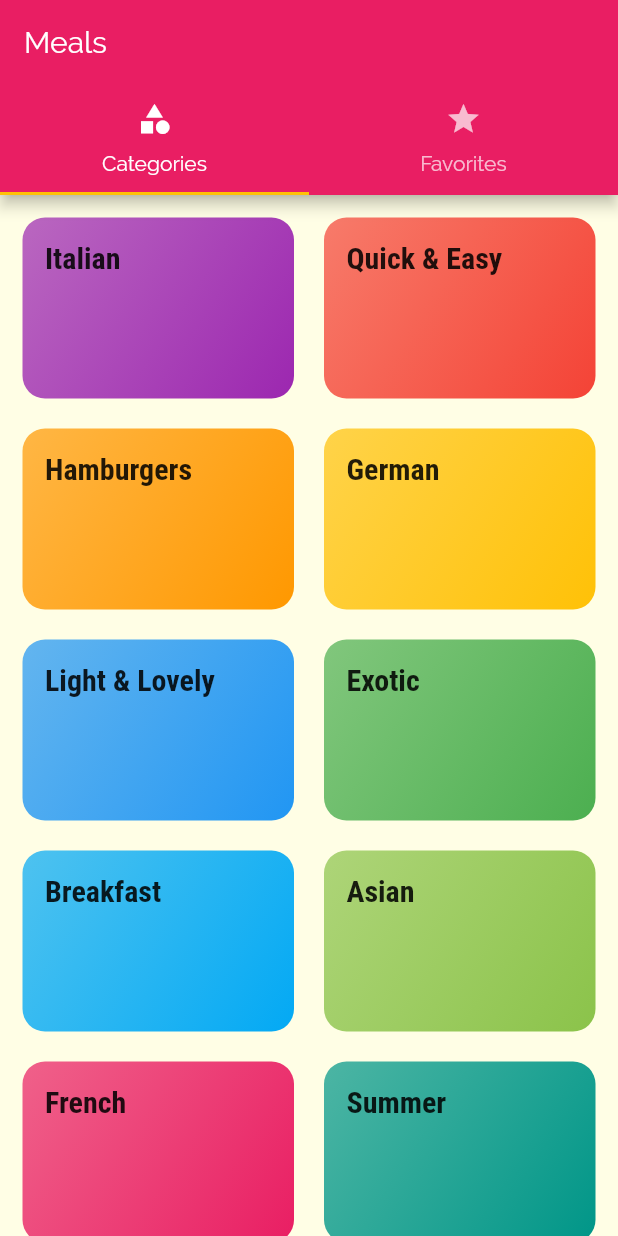
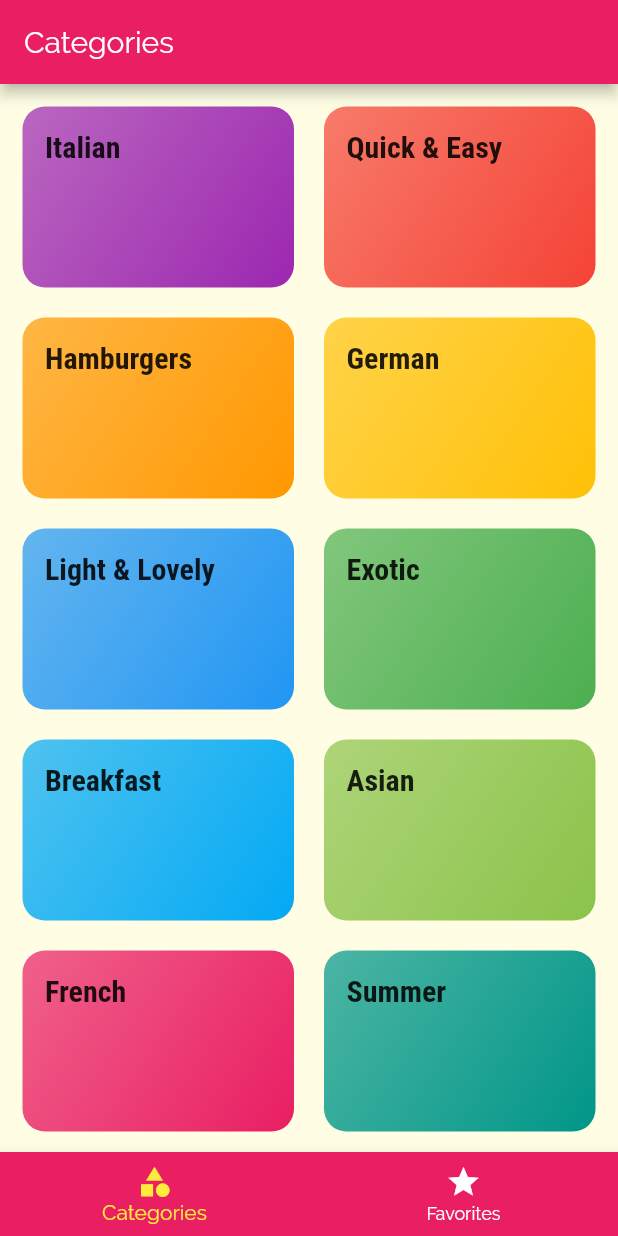
Before and after one commit to magictical/meals_app_wrapup, a Flutter app: the screen it shows after launch, on a phone screen of 412 x 824 dp. Run offline on Flutter 3.47's test engine with Material 2 defaults, Android fonts, the phone set to English and light mode, and no system bars.

```diff
--- a/lib/screens/tabs_screen.dart
+++ b/lib/screens/tabs_screen.dart
@@ -8,29 +8,51 @@ class TabsScreen extends StatefulWidget {
 }
 
 class _TabsScreenState extends State<TabsScreen> {
+  final List<Map<String, Object>> _pages = [
+    {
+      'page': CategoriesScreen(),
+      'title': 'Categories',
+    },
+    {
+      'page': FavoritesScreen(),
+      'title': 'Favories',
+    }
+  ];
+
+  int _selectepageIndex = 0;
+
+  void _selectPage(int index) {
+    setState(() {
+      _selectepageIndex = index;
+    });
+  }
+
   @override
   Widget build(BuildContext context) {
-    return DefaultTabController(
-      initialIndex: 0,
-      length: 2,
-      child: Scaffold(
-        appBar: AppBar(
-          title: Text('Meals'),
-          bottom: TabBar(
-            tabs: <Widget>[
-              Tab(
-                icon: Icon(Icons.category),
-                text: 'Categories',
-              ),
-              Tab(
-                icon: Icon(Icons.star),
-                text: 'Favorites',
-              ),
-            ],
+    return Scaffold(
+      appBar: AppBar(
+        title: Text(_pages[_selectepageIndex]['title']),
+      ),
+      body: _pages[_selectepageIndex]['page'],
+      bottomNavigationBar: BottomNavigationBar(
+        onTap: _selectPage,
+        backgroundColor: Theme.of(context).primaryColor,
+        unselectedItemColor: Colors.white,
+        selectedItemColor: Colors.yellow,
+        currentIndex: _selectepageIndex,
+        type: BottomNavigationBarType.fixed,
+        items: [
+          BottomNavigationBarItem(
+            backgroundColor: Theme.of(context).primaryColor,
+            icon: Icon(Icons.category),
+            title: Text('Categories'),
           ),
-        ),
-        body: TabBarView(
-            children: <Widget>[CategoriesScreen(), FavoritesScreen()]),
+          BottomNavigationBarItem(
+            backgroundColor: Theme.of(context).primaryColor,
+            icon: Icon(Icons.star),
+            title: Text('Favorites'),
+          ),
+        ],
       ),
     );
   }
```
